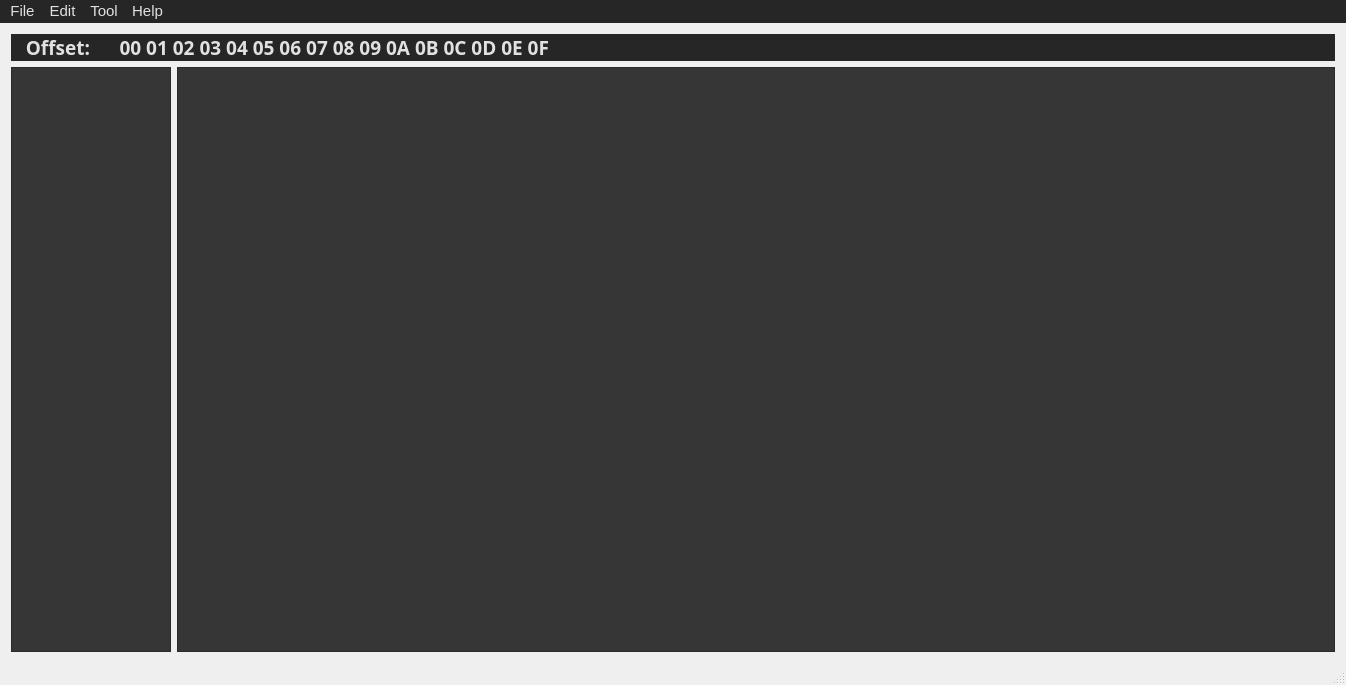
Old version of the form src/GurthHex/mainwindow.ui in the repository gurth/GurthHex.
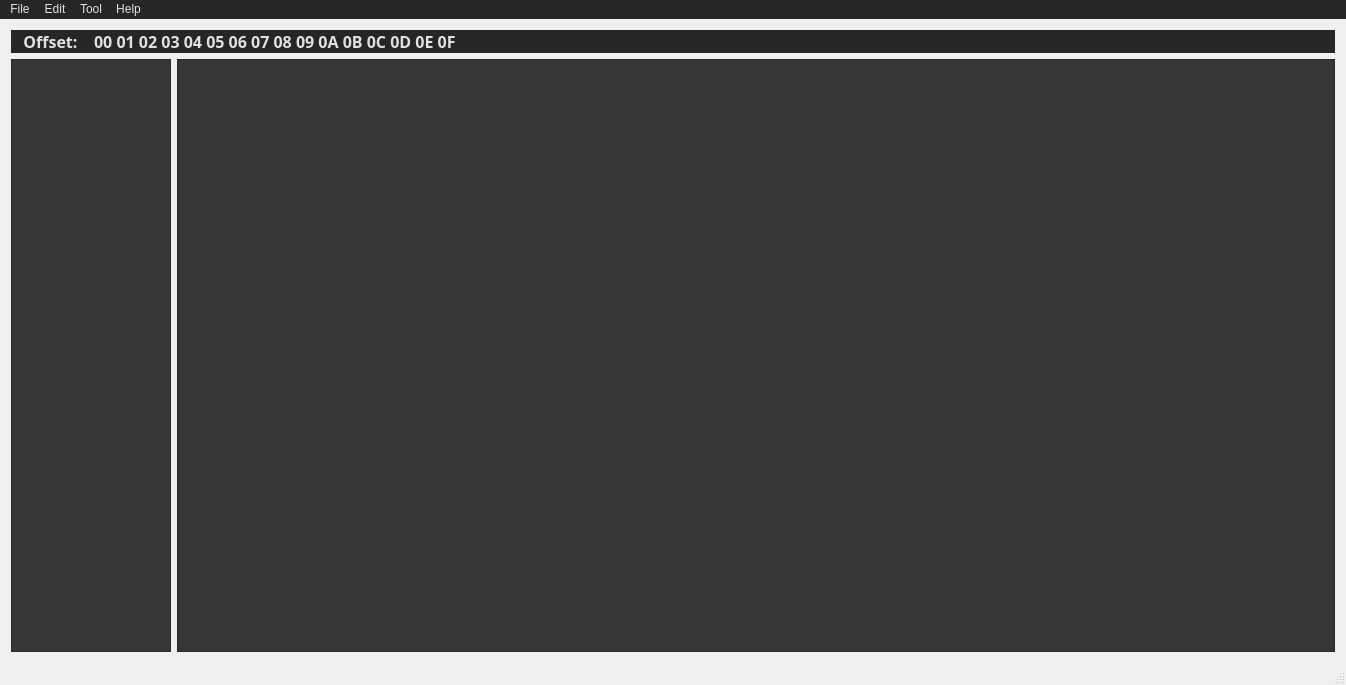
New version of the form.

Patch:
```diff
--- a/src/GurthHex/mainwindow.ui
+++ b/src/GurthHex/mainwindow.ui
@@ -13,7 +13,7 @@
   <property name="font">
    <font>
     <family>Consolas</family>
-    <pointsize>10</pointsize>
+    <pointsize>9</pointsize>
    </font>
   </property>
   <property name="windowTitle">
@@ -26,7 +26,6 @@
 }
 
 QMenuBar{
-font-size: 11pt;
 color: rgb(225,225,225);
 background-color:#262626;
 }
@@ -67,7 +66,7 @@
       <property name="font">
        <font>
         <family>Source Code Pro</family>
-        <pointsize>14</pointsize>
+        <pointsize>12</pointsize>
         <weight>75</weight>
         <bold>true</bold>
        </font>
@@ -100,7 +99,7 @@
       <property name="font">
        <font>
         <family>Source Code Pro</family>
-        <pointsize>14</pointsize>
+        <pointsize>12</pointsize>
         <weight>75</weight>
         <bold>true</bold>
        </font>
@@ -119,7 +118,7 @@
       <property name="font">
        <font>
         <family>Source Code Pro</family>
-        <pointsize>14</pointsize>
+        <pointsize>12</pointsize>
         <weight>75</weight>
         <bold>true</bold>
        </font>
@@ -129,7 +128,7 @@
 background-color:#262626;</string>
       </property>
       <property name="text">
-       <string>   Offset:      00 01 02 03 04 05 06 07 08 09 0A 0B 0C 0D 0E 0F</string>
+       <string>   Offset:    00 01 02 03 04 05 06 07 08 09 0A 0B 0C 0D 0E 0F</string>
       </property>
      </widget>
     </item>
@@ -141,9 +140,14 @@
      <x>0</x>
      <y>0</y>
      <width>1346</width>
-     <height>22</height>
+     <height>28</height>
     </rect>
    </property>
+   <property name="font">
+    <font>
+     <pointsize>9</pointsize>
+    </font>
+   </property>
    <widget class="QMenu" name="menuFile">
     <property name="title">
      <string>File</string>
```
Left out of the diff: 3 changed lines with no effect on the pictures.
